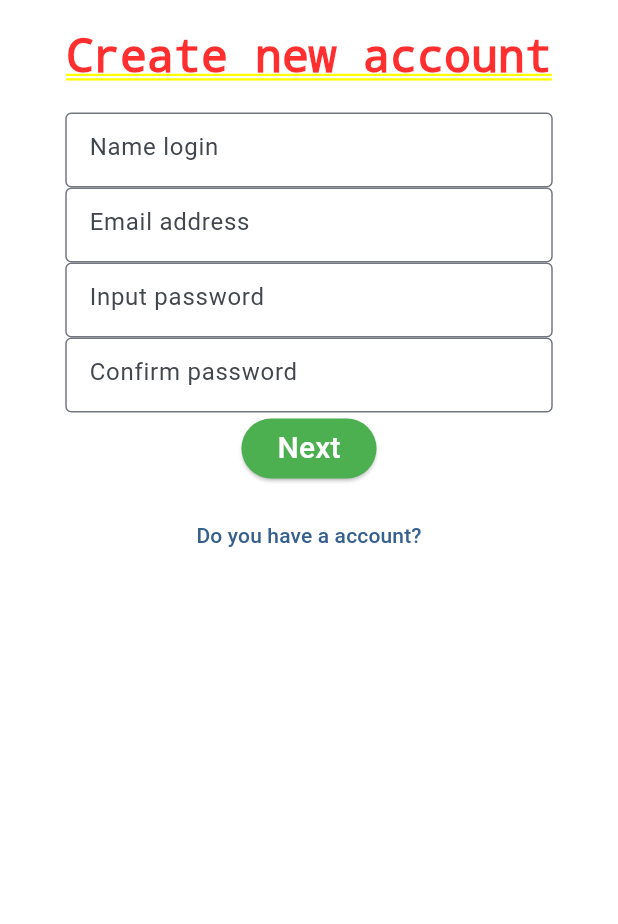
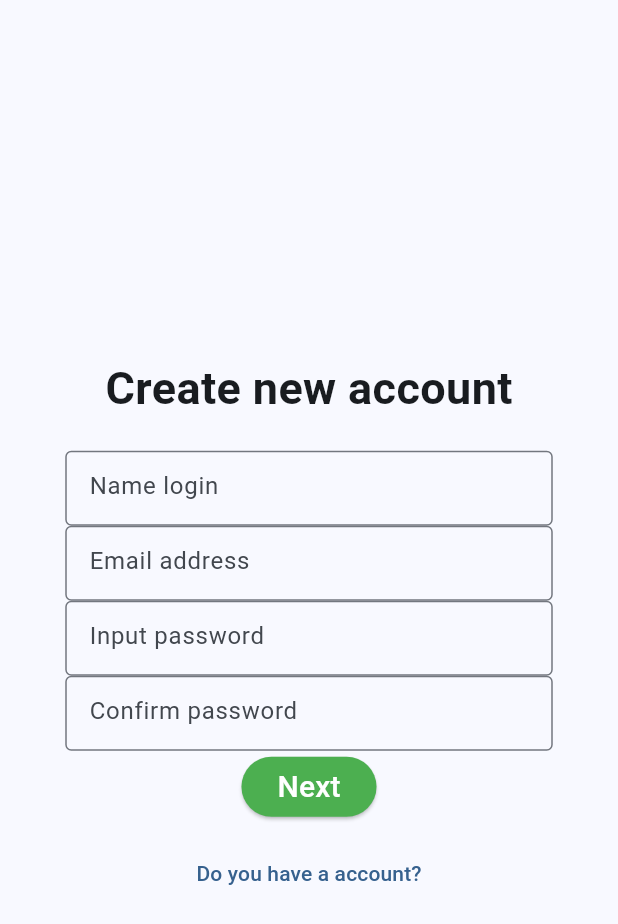
Before and after one commit to ngotruong764/chat_app_flutter, a Flutter app: the screen it shows after launch, on a phone screen of 412 x 824 dp. Shown: the top 924 px of the screen. Run offline on Flutter 3.47's test engine with Material 3 defaults, Android fonts, the light colour scheme and no system bars; our stand-ins replace get.

Commit message:
update login

```diff
--- a/lib/modules/login/Signup1.dart
+++ b/lib/modules/login/Signup1.dart
@@ -1,3 +1,5 @@
+import 'dart:math';
+
 import 'package:flutter/material.dart';
 
 
@@ -9,11 +11,12 @@
   @override
   Widget build(BuildContext context) {
 
-    return Container(
-      child: Column(
+    return Scaffold(
+      body: Column(
+          mainAxisAlignment: MainAxisAlignment.center,
           children: [
             Container(
-            margin: EdgeInsets.all(20),
+              margin: const EdgeInsets.all(20),
               alignment: Alignment.center,
               child: const Text(
                 "Create new account",
@@ -85,12 +88,8 @@
               onPressed: () {
                 // Handle button press
               },
-            child: Text('Do you have a account?'),
+              child: const Text('Do you have a account?'),
             ),
-          // ... more widgets
-
-
-
           ],
         ),
     );
--- a/lib/routes/app_pages.dart
+++ b/lib/routes/app_pages.dart
@@ -14,6 +14,6 @@
   ),
   GetPage(
     name: AppRoutes.LOGIN,
-    page: () => SignUp1(),
+    page: () => const SignUp1(),
   )
 ];
```
Lines whose indentation alone changed are shown as unchanged.
